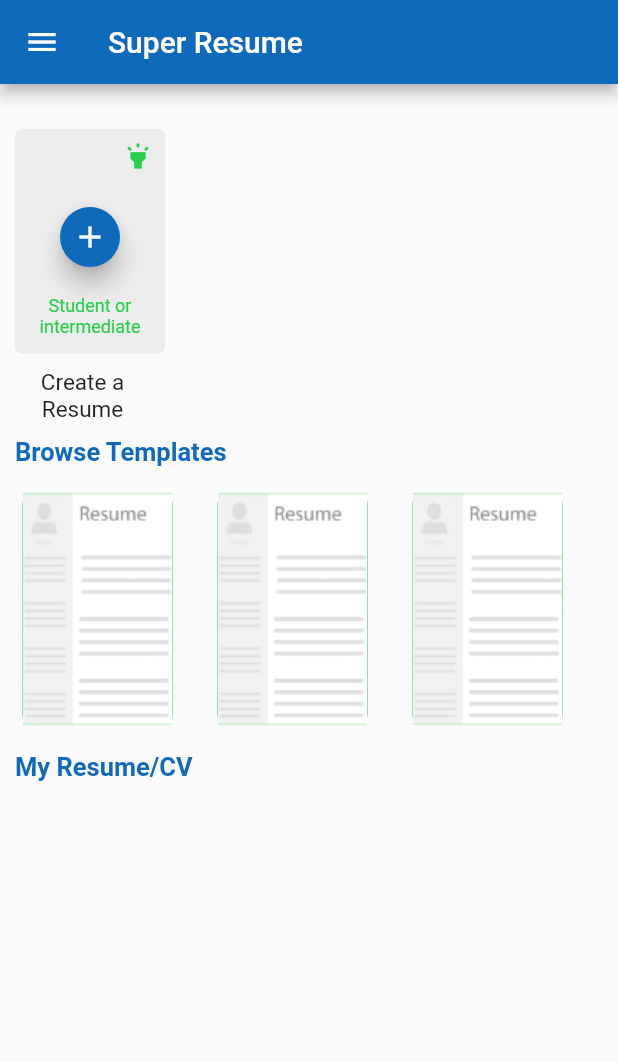
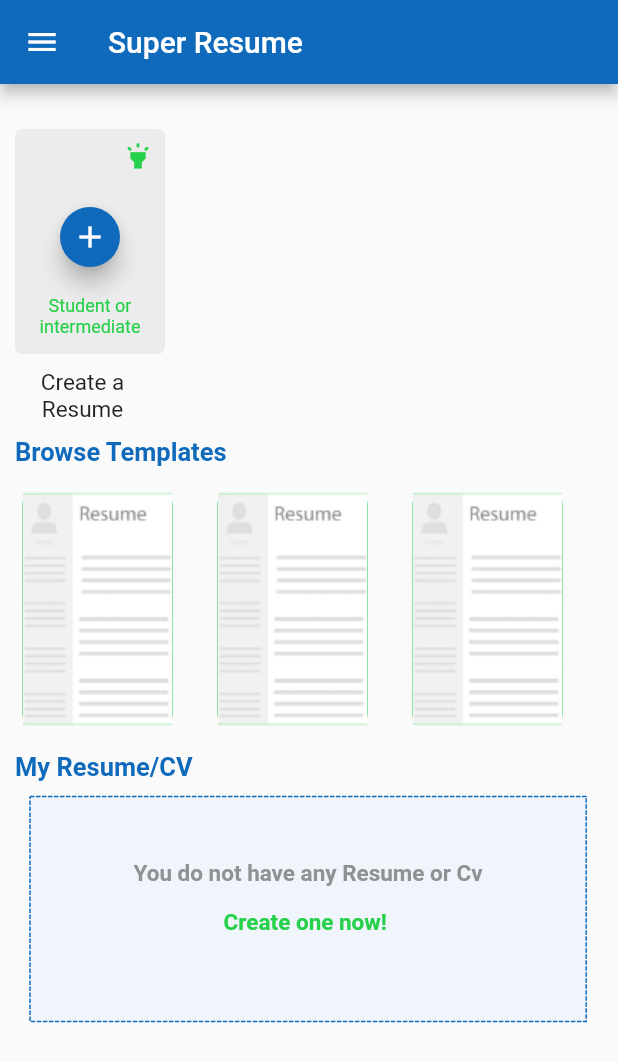
Before and after one commit to SabahTARTIR365/cv_builder_app, a Flutter app: the screen it shows after launch, on a phone screen of 412 x 824 dp. Shown: the top 1062 px of the screen. Run offline on Flutter 3.47's test engine with Material 2 defaults, Android fonts, the light colour scheme and no system bars; drawn by our look-alikes of dotted_border; our stand-ins replace open_file; missing offline and left inert: syncfusion_flutter_pdf.

Commit message:
adding dashed widget to main screen

```diff
--- a/lib/views/screens/build_cv_screen.dart
+++ b/lib/views/screens/build_cv_screen.dart
@@ -1,5 +1,7 @@
 import 'package:cv_builder_app/views/widgets/create_cv_button.dart';
 import 'package:cv_builder_app/views/widgets/cv_templete_widget.dart';
+import 'package:cv_builder_app/views/widgets/dashed_widget.dart';
+import 'package:dotted_border/dotted_border.dart';
 import 'package:flutter/cupertino.dart';
 import 'package:flutter/material.dart';
 
@@ -41,6 +43,7 @@
           const Text('My Resume/CV',
               style: TextStyle(fontWeight:FontWeight.bold,
                   fontSize:17,color: Color(0xff0F6ABC)))),
+      DashedWidget(),
 
 
   ],),
--- /dev/null
+++ b/lib/views/widgets/dashed_widget.dart
@@ -0,0 +1,39 @@
+import 'package:dotted_border/dotted_border.dart';
+import 'package:flutter/material.dart';
+
+class DashedWidget extends StatelessWidget
+{
+  @override
+  Widget build(BuildContext context) {
+return     Container(
+  color: Color(0xffEFF5FB),
+  height: 150,
+  width: 0.9*MediaQuery.of(context).size.width,
+  margin:EdgeInsets.only(top: 10,left:20) ,
+  child: DottedBorder(
+    color: Color(0xff0F6ABC),
+    strokeWidth: 1,
+    child: Center(
+      child: Column(
+        mainAxisAlignment: MainAxisAlignment.center,
+        crossAxisAlignment: CrossAxisAlignment.center,
+        children: [
+          const Text('You do not have any Resume or Cv',
+              style: TextStyle(fontWeight:FontWeight.bold,
+              fontSize:15,color: Color(0xff8E9294))),
+          TextButton(
+            style: TextButton.styleFrom(
+              textStyle: const TextStyle(fontSize: 20),),
+            onPressed: () {},
+            child: const  Text('Create one now! ', style: TextStyle(fontWeight:FontWeight.bold,
+                fontSize:15,color: Color(0xff26D04A))),
+          ),
+        ],
+      ),
+    ),
+  ),
+);
+  }
+
+
+}
--- a/pubspec.yaml
+++ b/pubspec.yaml
@@ -37,6 +37,7 @@
   syncfusion_flutter_pdf: ^20.3.52
   path_provider: ^2.0.10
   open_file: ^3.2.1
+  dotted_border: ^2.0.0+3
 
 
 
```
Also changed, not shown: images/img_2.png (added), pubspec.lock.
